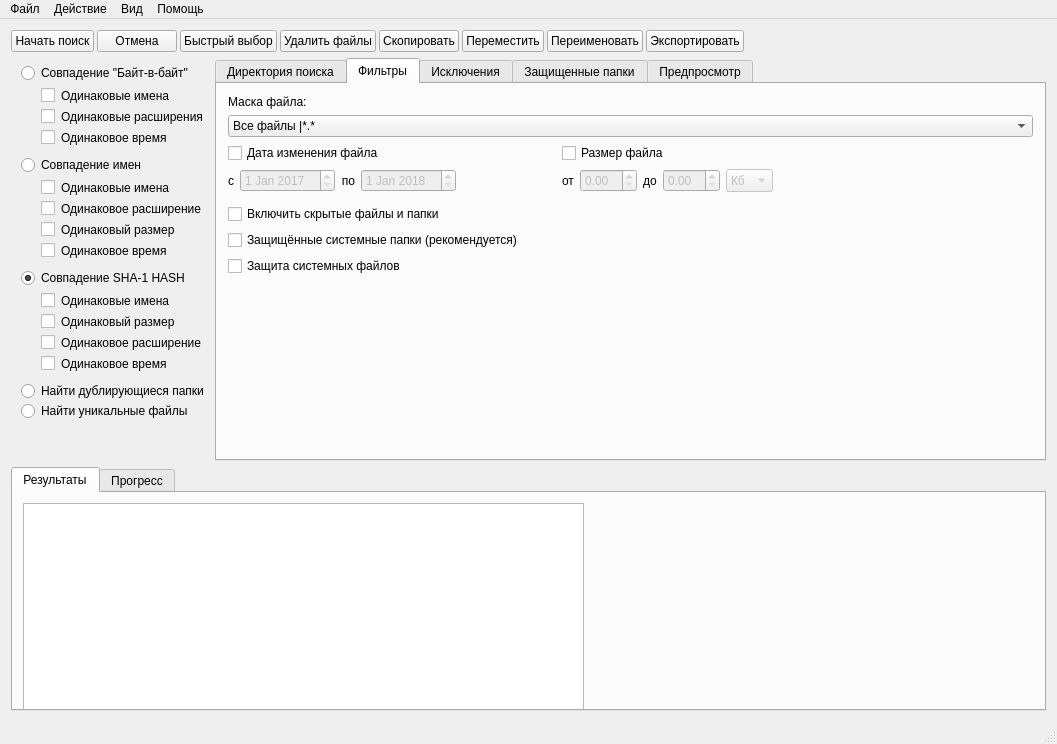
The window that mainwindow.ui (moevm/gui-1h2018-36) describes before a commit, drawn with Qt 5.
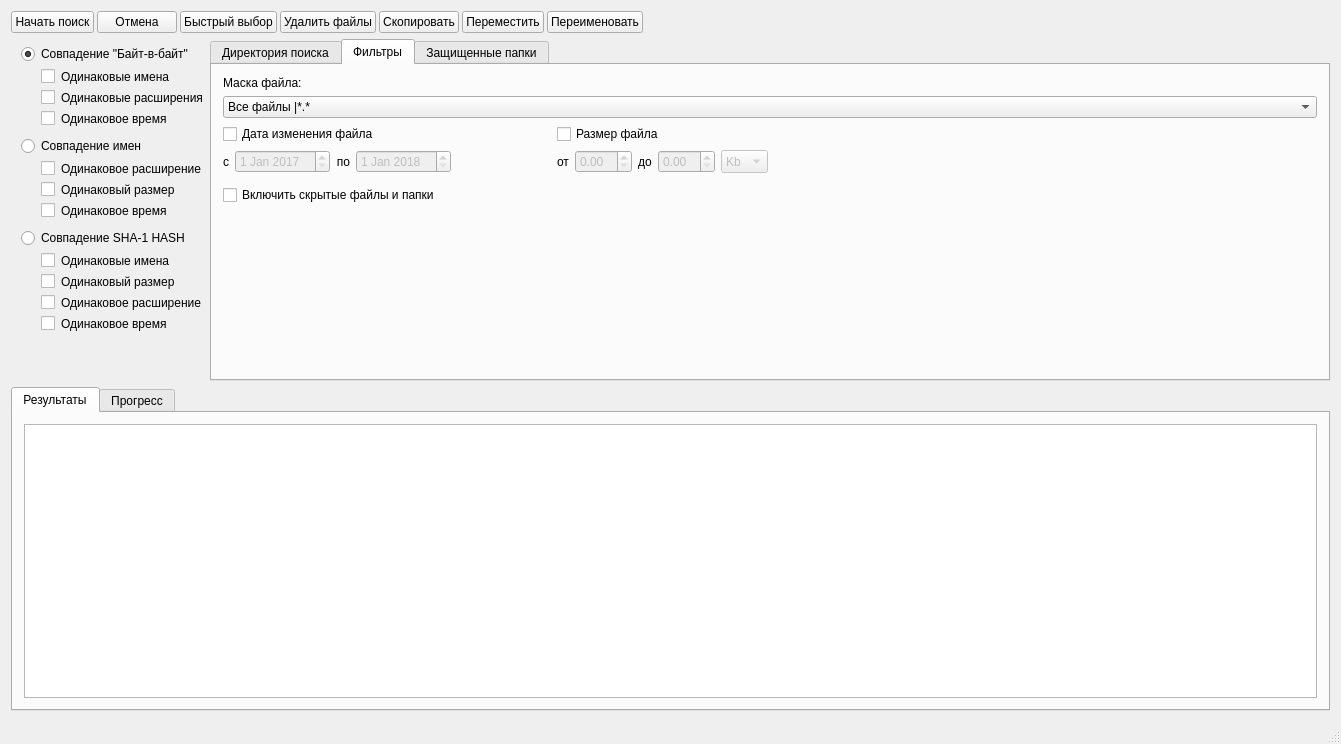
The same window after the commit. Icons and pictures are not drawn.

Commit message: Поиск байт-в-байт, по SHA1, по имени; защищённые папки; фильтры

```diff
--- a/mainwindow.ui
+++ b/mainwindow.ui
@@ -6,12 +6,12 @@
    <rect>
     <x>0</x>
     <y>0</y>
-    <width>1057</width>
+    <width>1341</width>
     <height>744</height>
    </rect>
   </property>
   <property name="sizePolicy">
-   <sizepolicy hsizetype="Preferred" vsizetype="Fixed">
+   <sizepolicy hsizetype="Expanding" vsizetype="Expanding">
     <horstretch>0</horstretch>
     <verstretch>0</verstretch>
    </sizepolicy>
@@ -49,7 +49,7 @@
              <bool>true</bool>
             </property>
             <property name="checked">
-             <bool>false</bool>
+             <bool>true</bool>
             </property>
            </widget>
           </item>
@@ -147,13 +147,6 @@
              <property name="bottomMargin">
               <number>10</number>
              </property>
-             <item>
-              <widget class="QCheckBox" name="chbFNFilename">
-               <property name="text">
-                <string>Одинаковые имена</string>
-               </property>
-              </widget>
-             </item>
              <item>
               <widget class="QCheckBox" name="chbFNExtension">
                <property name="text">
@@ -184,7 +177,7 @@
              <string>Совпадение SHA-1 HASH</string>
             </property>
             <property name="checked">
-             <bool>true</bool>
+             <bool>false</bool>
             </property>
            </widget>
           </item>
@@ -231,16 +224,16 @@
                </property>
               </widget>
              </item>
-             <item>
-              <widget class="QCheckBox" name="chbHashExtension">
-               <property name="text">
-                <string>Одинаковый размер</string>
-               </property>
-              </widget>
-             </item>
              <item>
               <widget class="QCheckBox" name="chbHashFileSize">
                <property name="text">
+                <string>Одинаковый размер</string>
+               </property>
+              </widget>
+             </item>
+             <item>
+              <widget class="QCheckBox" name="chbHashExtension">
+               <property name="text">
                 <string>Одинаковое расширение</string>
                </property>
               </widget>
@@ -255,20 +248,6 @@
             </layout>
            </widget>
           </item>
-          <item>
-           <widget class="QRadioButton" name="rbtFolders">
-            <property name="text">
-             <string>Найти дублирующиеся папки</string>
-            </property>
-           </widget>
-          </item>
-          <item>
-           <widget class="QRadioButton" name="rbtUnique">
-            <property name="text">
-             <string>Найти уникальные файлы</string>
-            </property>
-           </widget>
-          </item>
           <item>
            <spacer name="vspacerTypes">
             <property name="orientation">
@@ -619,7 +598,7 @@
                       </property>
                       <item>
                        <property name="text">
-                        <string>Кб</string>
+                        <string>Kb</string>
                        </property>
                       </item>
                       <item>
@@ -683,20 +662,6 @@
                     </property>
                    </widget>
                   </item>
-                  <item>
-                   <widget class="QCheckBox" name="chbFilterSysFolders">
-                    <property name="text">
-                     <string>Защищённые системные папки (рекомендуется)</string>
-                    </property>
-                   </widget>
-                  </item>
-                  <item>
-                   <widget class="QCheckBox" name="chbFilterSysFiles">
-                    <property name="text">
-                     <string>Защита системных файлов</string>
-                    </property>
-                   </widget>
-                  </item>
                  </layout>
                 </item>
                 <item>
@@ -731,11 +696,6 @@
             </item>
            </layout>
           </widget>
-          <widget class="QWidget" name="tabExclusions">
-           <attribute name="title">
-            <string>Исключения</string>
-           </attribute>
-          </widget>
           <widget class="QWidget" name="tabProtect">
            <attribute name="title">
             <string>Защищенные папки</string>
@@ -809,11 +769,6 @@
             </item>
            </layout>
           </widget>
-          <widget class="QWidget" name="tabPreview">
-           <attribute name="title">
-            <string>Предпросмотр</string>
-           </attribute>
-          </widget>
          </widget>
         </item>
        </layout>
@@ -945,31 +900,17 @@
           </property>
          </widget>
         </item>
-        <item>
-         <widget class="QPushButton" name="clbExport">
-          <property name="sizePolicy">
-           <sizepolicy hsizetype="Maximum" vsizetype="Preferred">
-            <horstretch>0</horstretch>
-            <verstretch>0</verstretch>
-           </sizepolicy>
-          </property>
-          <property name="text">
-           <string>Экспортировать</string>
-          </property>
-          <property name="icon">
-           <iconset resource="resources.qrc">
-            <normaloff>:/icons/export.png</normaloff>:/icons/export.png</iconset>
-          </property>
-         </widget>
-        </item>
         <item>
          <spacer name="horizontalSpacer">
           <property name="orientation">
            <enum>Qt::Horizontal</enum>
           </property>
+          <property name="sizeType">
+           <enum>QSizePolicy::MinimumExpanding</enum>
+          </property>
           <property name="sizeHint" stdset="0">
            <size>
-            <width>40</width>
+            <width>0</width>
             <height>0</height>
            </size>
           </property>
@@ -986,16 +927,11 @@
          <attribute name="title">
           <string>Результаты</string>
          </attribute>
-         <widget class="QListView" name="lstvFoundDuplicates">
-          <property name="geometry">
-           <rect>
-            <x>10</x>
-            <y>10</y>
-            <width>561</width>
-            <height>231</height>
-           </rect>
-          </property>
-         </widget>
+         <layout class="QVBoxLayout" name="verticalLayout_7">
+          <item>
+           <widget class="QListView" name="lstvFoundDuplicates"/>
+          </item>
+         </layout>
         </widget>
         <widget class="QWidget" name="tabProgress">
          <attribute name="title">
@@ -1060,43 +996,6 @@
     </item>
    </layout>
   </widget>
-  <widget class="QMenuBar" name="menuBar">
-   <property name="geometry">
-    <rect>
-     <x>0</x>
-     <y>0</y>
-     <width>1057</width>
-     <height>21</height>
-    </rect>
-   </property>
-   <property name="defaultUp">
-    <bool>false</bool>
-   </property>
-   <widget class="QMenu" name="menuFile">
-    <property name="title">
-     <string>Файл</string>
-    </property>
-   </widget>
-   <widget class="QMenu" name="menuAction">
-    <property name="title">
-     <string>Действие</string>
-    </property>
-   </widget>
-   <widget class="QMenu" name="menuView">
-    <property name="title">
-     <string>Вид</string>
-    </property>
-   </widget>
-   <widget class="QMenu" name="menuHelp">
-    <property name="title">
-     <string>Помощь</string>
-    </property>
-   </widget>
-   <addaction name="menuFile"/>
-   <addaction name="menuAction"/>
-   <addaction name="menuView"/>
-   <addaction name="menuHelp"/>
-  </widget>
   <widget class="QStatusBar" name="statusBar"/>
  </widget>
  <layoutdefault spacing="6" margin="11"/>
```
Left out of the diff: 14 changed lines with no effect on the pictures. The commit also changes 2 other files.
